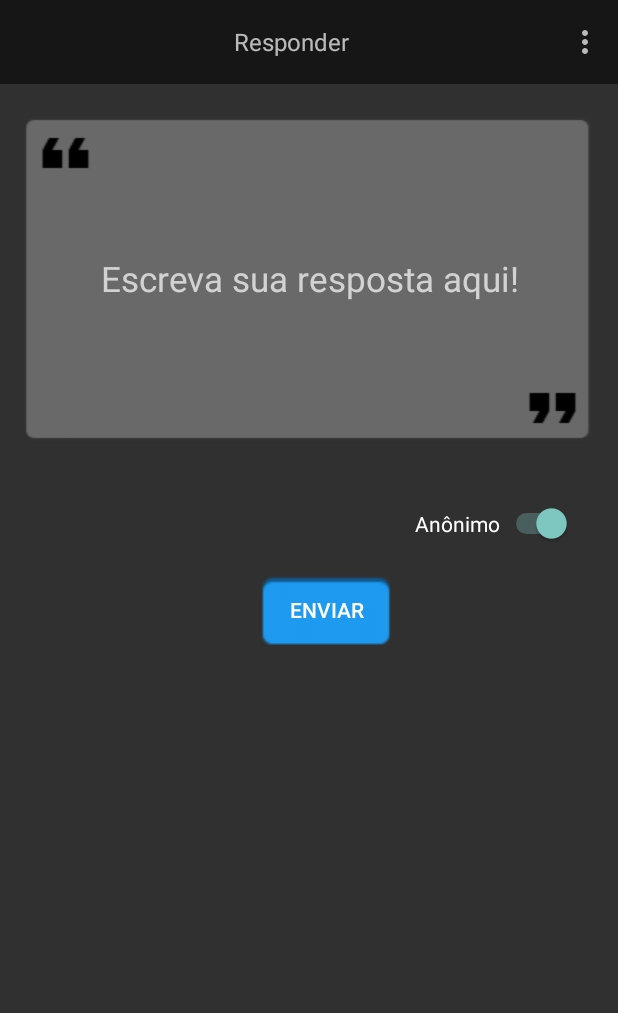
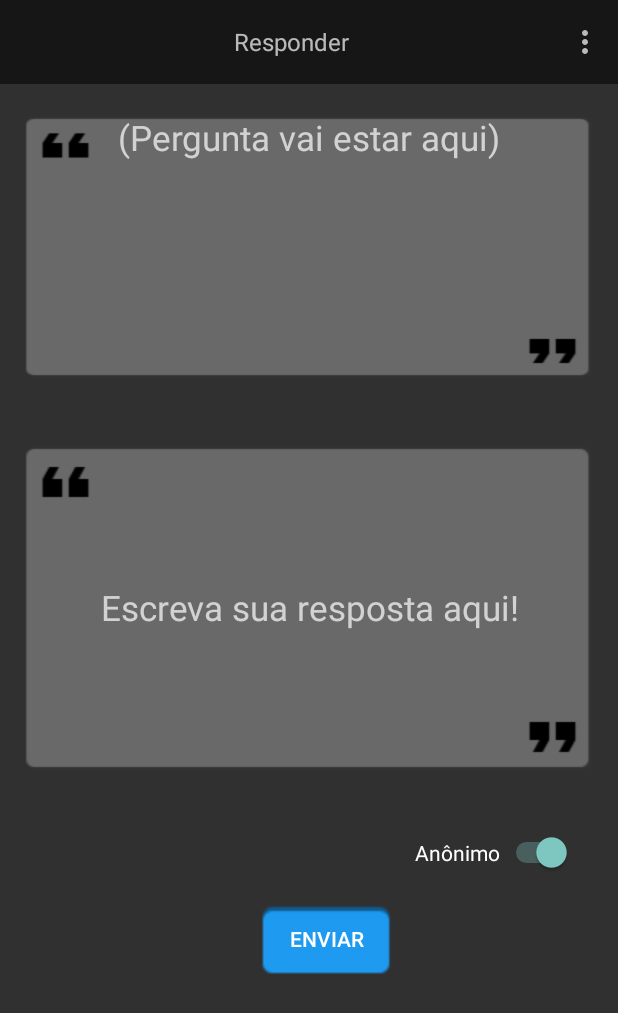
Before and after one commit to codxsolutions/PrivateApp, an Android app: the ResponderActivity screen opened directly, with no data from a screen before it, on a phone screen of 412 x 824 dp. Shown: the top 1013 px of the screen. Run offline under Robolectric (Android 15) with nearby library versions, the phone set to English and light mode, and no system bars.

Commit message:
Conclusão da tela Responder.

```diff
--- a/app/src/main/res/layout/activity_responder.xml
+++ b/app/src/main/res/layout/activity_responder.xml
@@ -52,26 +52,19 @@
 
         <!-- EditText(fazer pergunta) e TextView(quantidade caracteres) -->
             <LinearLayout
-                android:id="@+id/layoutCaixaResponder"
+                android:id="@+id/layoutCaixaResponderP"
                 android:layout_width="match_parent"
                 android:layout_height="wrap_content"
                 android:orientation="vertical">
 
-                <EditText
-                    android:id="@+id/editPergunta"
+                <TextView
+                    android:id="@+id/textPergunta"
                     android:layout_width="match_parent"
-                    android:layout_height="wrap_content"
+                    android:layout_height="177dp"
                     android:background="@drawable/caixa_editview"
-                    android:hint="@string/texto_responder"                android:textAlignment="center"
+                    android:hint="(Pergunta vai estar aqui)"                android:textAlignment="center"
                     android:textColor="@color/branco"
                     android:textSize="23sp"/>
-
-                <TextView
-                    android:id="@+id/txtMensagem"
-                    android:layout_width="wrap_content"
-                    android:layout_height="wrap_content"
-                    android:layout_gravity="right" />
-
             </LinearLayout>
 
             <!-- Switch(Chave Anonimo) -->
@@ -113,6 +106,33 @@
 
             </LinearLayout>
 
+            <LinearLayout
+                android:id="@+id/layoutCaixaResponder"
+                android:layout_width="match_parent"
+                android:layout_height="wrap_content"
+                android:orientation="vertical"
+                android:layout_marginTop="42dp"
+                android:layout_below="@+id/layoutCaixaResponderP"
+                android:layout_alignParentLeft="true"
+                android:layout_alignParentStart="true">
+
+                <EditText
+                    android:id="@+id/editPergunta"
+                    android:layout_width="match_parent"
+                    android:layout_height="wrap_content"
+                    android:background="@drawable/caixa_editview"
+                    android:hint="@string/texto_responder"                android:textAlignment="center"
+                    android:textColor="@color/branco"
+                    android:textSize="23sp"/>
+
+                <TextView
+                    android:id="@+id/txtMensagem"
+                    android:layout_width="wrap_content"
+                    android:layout_height="wrap_content"
+                    android:layout_gravity="right" />
+
+            </LinearLayout>
+
         </RelativeLayout>
     </ScrollView>
 
```
